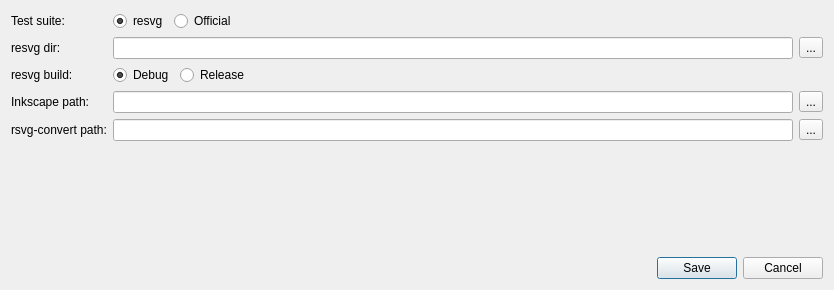
Qt form tools/vdiff/src/settingsdialog.ui (RazrFalcon/resvg-test-suite) before a commit.
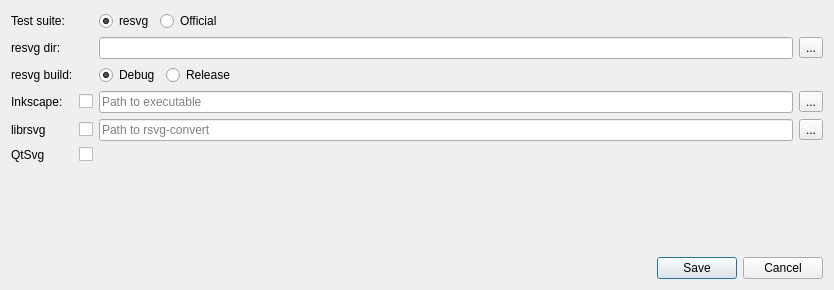
The same form after that commit.

The edit to the form file:
```diff
--- a/tools/vdiff/src/settingsdialog.ui
+++ b/tools/vdiff/src/settingsdialog.ui
@@ -16,10 +16,85 @@
   <layout class="QVBoxLayout" name="verticalLayout">
    <item>
     <layout class="QGridLayout" name="gridLayout">
-     <item row="2" column="0">
-      <widget class="QLabel" name="label_7">
+     <item row="4" column="3">
+      <widget class="QToolButton" name="btnSelectRsvg">
        <property name="text">
-        <string>resvg build:</string>
+        <string>...</string>
+       </property>
+      </widget>
+     </item>
+     <item row="0" column="2" colspan="2">
+      <widget class="QWidget" name="widget" native="true">
+       <layout class="QHBoxLayout" name="horizontalLayout_3">
+        <property name="leftMargin">
+         <number>0</number>
+        </property>
+        <property name="topMargin">
+         <number>0</number>
+        </property>
+        <property name="rightMargin">
+         <number>0</number>
+        </property>
+        <property name="bottomMargin">
+         <number>0</number>
+        </property>
+        <item>
+         <widget class="QRadioButton" name="rBtnSuiteResvg">
+          <property name="text">
+           <string>resvg</string>
+          </property>
+          <property name="checked">
+           <bool>true</bool>
+          </property>
+         </widget>
+        </item>
+        <item>
+         <widget class="QRadioButton" name="rBtnSuiteOfficial">
+          <property name="sizePolicy">
+           <sizepolicy hsizetype="Expanding" vsizetype="Fixed">
+            <horstretch>0</horstretch>
+            <verstretch>0</verstretch>
+           </sizepolicy>
+          </property>
+          <property name="text">
+           <string>Official</string>
+          </property>
+         </widget>
+        </item>
+       </layout>
+      </widget>
+     </item>
+     <item row="3" column="0">
+      <widget class="QLabel" name="label_3">
+       <property name="text">
+        <string>Inkscape:</string>
+       </property>
+      </widget>
+     </item>
+     <item row="4" column="1">
+      <widget class="QCheckBox" name="chBoxUseLibrsvg">
+       <property name="sizePolicy">
+        <sizepolicy hsizetype="Fixed" vsizetype="Fixed">
+         <horstretch>0</horstretch>
+         <verstretch>0</verstretch>
+        </sizepolicy>
+       </property>
+      </widget>
+     </item>
+     <item row="3" column="2">
+      <widget class="QLineEdit" name="lineEditInkscape">
+       <property name="placeholderText">
+        <string>Path to executable</string>
+       </property>
+      </widget>
+     </item>
+     <item row="3" column="1">
+      <widget class="QCheckBox" name="chBoxUseInkscape">
+       <property name="sizePolicy">
+        <sizepolicy hsizetype="Fixed" vsizetype="Fixed">
+         <horstretch>0</horstretch>
+         <verstretch>0</verstretch>
+        </sizepolicy>
        </property>
       </widget>
      </item>
@@ -30,6 +105,20 @@
        </property>
       </widget>
      </item>
+     <item row="1" column="3">
+      <widget class="QToolButton" name="btnSelectResvg">
+       <property name="text">
+        <string>...</string>
+       </property>
+      </widget>
+     </item>
+     <item row="4" column="2">
+      <widget class="QLineEdit" name="lineEditRsvg">
+       <property name="placeholderText">
+        <string>Path to rsvg-convert</string>
+       </property>
+      </widget>
+     </item>
      <item row="1" column="0">
       <widget class="QLabel" name="label_5">
        <property name="text">
@@ -37,24 +126,14 @@
        </property>
       </widget>
      </item>
-     <item row="3" column="0">
-      <widget class="QLabel" name="label_3">
+     <item row="2" column="0">
+      <widget class="QLabel" name="label_7">
        <property name="text">
-        <string>Inkscape path:</string>
+        <string>resvg build:</string>
        </property>
       </widget>
      </item>
-     <item row="3" column="1">
-      <widget class="QLineEdit" name="lineEditInkscape"/>
-     </item>
-     <item row="4" column="2">
-      <widget class="QToolButton" name="btnSelectRsvg">
-       <property name="text">
-        <string>...</string>
-       </property>
-      </widget>
-     </item>
-     <item row="3" column="2">
+     <item row="3" column="3">
       <widget class="QToolButton" name="btnSelectInkscape">
        <property name="text">
         <string>...</string>
@@ -64,65 +143,11 @@
      <item row="4" column="0">
       <widget class="QLabel" name="label_4">
        <property name="text">
-        <string>rsvg-convert path:</string>
+        <string>librsvg</string>
        </property>
       </widget>
      </item>
-     <item row="4" column="1">
-      <widget class="QLineEdit" name="lineEditRsvg"/>
-     </item>
-     <item row="1" column="1">
-      <widget class="QLineEdit" name="lineEditResvg"/>
-     </item>
-     <item row="1" column="2">
-      <widget class="QToolButton" name="btnSelectResvg">
-       <property name="text">
-        <string>...</string>
-       </property>
-      </widget>
-     </item>
-     <item row="0" column="1" colspan="2">
-      <widget class="QWidget" name="widget" native="true">
-       <layout class="QHBoxLayout" name="horizontalLayout_3">
-        <property name="leftMargin">
-         <number>0</number>
-        </property>
-        <property name="topMargin">
-         <number>0</number>
-        </property>
-        <property name="rightMargin">
-         <number>0</number>
-        </property>
-        <property name="bottomMargin">
-         <number>0</number>
-        </property>
-        <item>
-         <widget class="QRadioButton" name="rBtnSuiteResvg">
-          <property name="text">
-           <string>resvg</string>
-          </property>
-          <property name="checked">
-           <bool>true</bool>
-          </property>
-         </widget>
-        </item>
-        <item>
-         <widget class="QRadioButton" name="rBtnSuiteOfficial">
-          <property name="sizePolicy">
-           <sizepolicy hsizetype="Expanding" vsizetype="Fixed">
-            <horstretch>0</horstretch>
-            <verstretch>0</verstretch>
-           </sizepolicy>
-          </property>
-          <property name="text">
-           <string>Official</string>
-          </property>
-         </widget>
-        </item>
-       </layout>
-      </widget>
-     </item>
-     <item row="2" column="1" colspan="2">
+     <item row="2" column="2" colspan="2">
       <widget class="QWidget" name="widget_2" native="true">
        <layout class="QHBoxLayout" name="horizontalLayout">
         <property name="leftMargin">
@@ -163,6 +188,26 @@
        </layout>
       </widget>
      </item>
+     <item row="1" column="2">
+      <widget class="QLineEdit" name="lineEditResvg"/>
+     </item>
+     <item row="5" column="0">
+      <widget class="QLabel" name="label_8">
+       <property name="text">
+        <string>QtSvg</string>
+       </property>
+      </widget>
+     </item>
+     <item row="5" column="1">
+      <widget class="QCheckBox" name="chBoxUseQtSvg">
+       <property name="sizePolicy">
+        <sizepolicy hsizetype="Fixed" vsizetype="Fixed">
+         <horstretch>0</horstretch>
+         <verstretch>0</verstretch>
+        </sizepolicy>
+       </property>
+      </widget>
+     </item>
     </layout>
    </item>
    <item>
```
